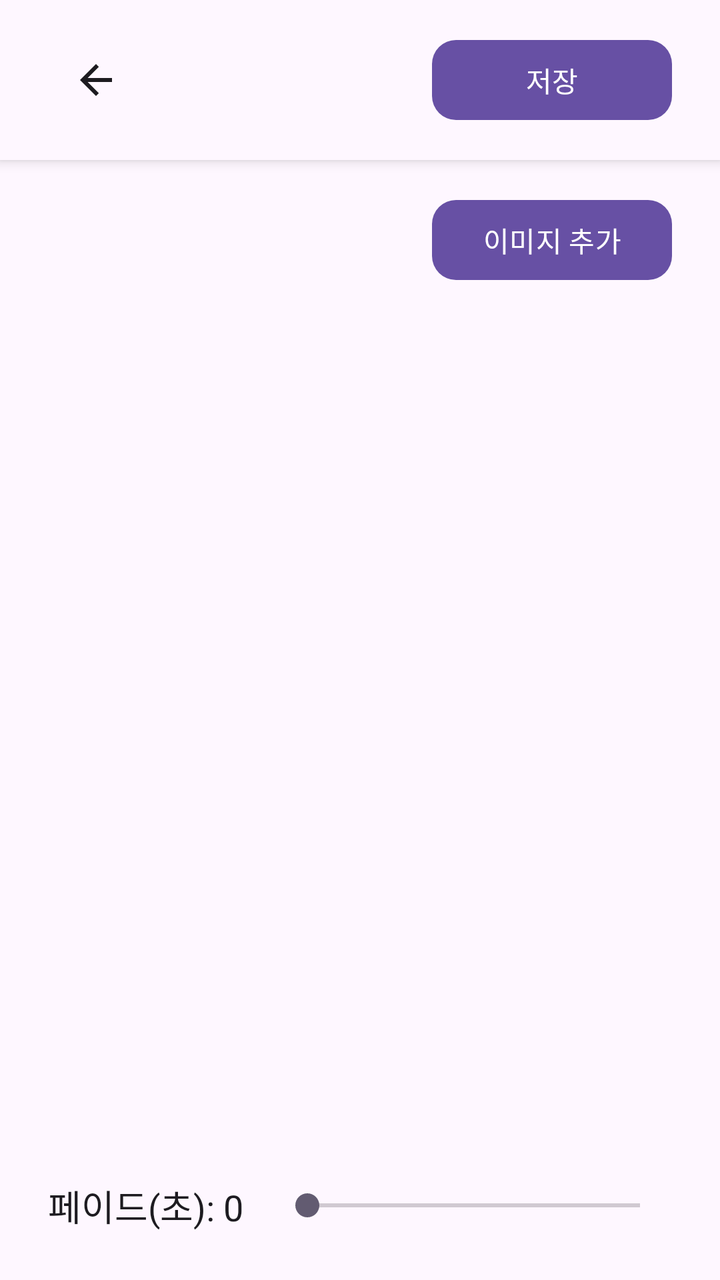
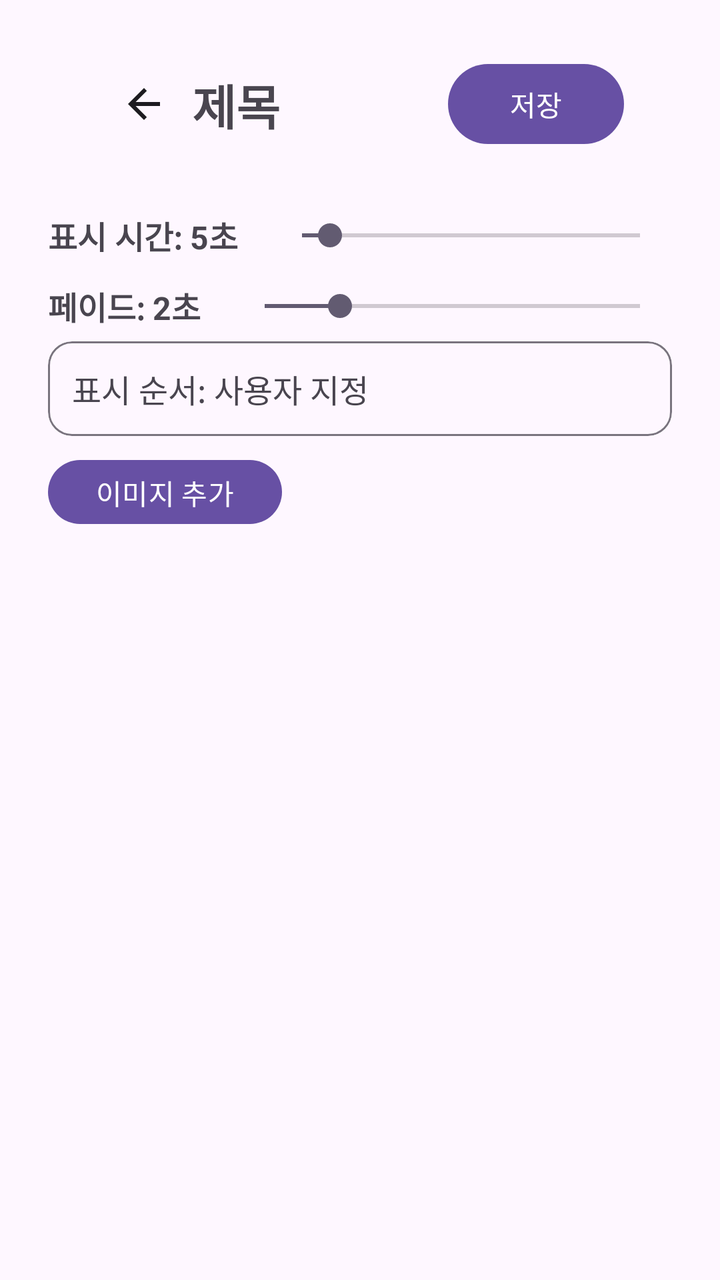

Before-and-after screenshots of an Android layout around one commit, followed by the original layout XML and the change that was made.
<!-- AndroidManifest.xml: application theme Theme.OnFrame -->
<!-- res/layout/fragment_album_settings.xml -->
<?xml version="1.0" encoding="utf-8"?>
<androidx.constraintlayout.widget.ConstraintLayout
    xmlns:android="http://schemas.android.com/apk/res/android"
    xmlns:app="http://schemas.android.com/apk/res-auto"
    android:layout_width="match_parent"
    android:layout_height="match_parent"
    android:background="?attr/colorSurface">

    
    <include
        android:id="@+id/header"
        layout="@layout/include_subpage_header"
        app:layout_constraintTop_toTopOf="parent"
        app:layout_constraintStart_toStartOf="parent"
        app:layout_constraintEnd_toEndOf="parent"/>

    
    <com.google.android.material.button.MaterialButton
        android:id="@+id/btn_add"
        android:layout_width="wrap_content"
        android:layout_height="48dp"
        android:minWidth="120dp"
        android:text="이미지 추가"
        android:textAllCaps="false"
        app:cornerRadius="12dp"
        app:layout_constraintTop_toBottomOf="@id/header"
        app:layout_constraintEnd_toEndOf="parent"
        android:layout_marginTop="16dp"
        android:layout_marginEnd="24dp"/>

    
    <androidx.recyclerview.widget.RecyclerView
        android:id="@+id/rv_images"
        android:layout_width="0dp"
        android:layout_height="0dp"
        android:clipToPadding="false"
        android:paddingStart="24dp"
        android:paddingEnd="24dp"
        android:paddingTop="12dp"
        app:layout_constraintTop_toBottomOf="@id/btn_add"
        app:layout_constraintBottom_toTopOf="@+id/fade_container"
        app:layout_constraintStart_toStartOf="parent"
        app:layout_constraintEnd_toEndOf="parent"/>

    
    <LinearLayout
        android:id="@+id/fade_container"
        android:layout_width="0dp"
        android:layout_height="wrap_content"
        android:orientation="horizontal"
        android:gravity="center_vertical"
        android:paddingStart="24dp"
        android:paddingEnd="24dp"
        android:paddingTop="8dp"
        android:paddingBottom="24dp"
        app:layout_constraintBottom_toBottomOf="parent"
        app:layout_constraintStart_toStartOf="parent"
        app:layout_constraintEnd_toEndOf="parent">

        <TextView
            android:id="@+id/txt_fade"
            android:layout_width="wrap_content"
            android:layout_height="wrap_content"
            android:text="페이드(초): 0"
            android:textSize="18sp"
            android:textColor="?attr/colorOnSurface"/>

        <SeekBar
            android:id="@+id/seek_fade"
            android:layout_width="0dp"
            android:layout_height="wrap_content"
            android:layout_marginStart="16dp"
            android:max="15"
            app:layout_constraintWidth_default="spread"
            android:layout_weight="1"/>
    </LinearLayout>
</androidx.constraintlayout.widget.ConstraintLayout>
<!-- res/layout/include_subpage_header.xml (included above) -->
<?xml version="1.0" encoding="utf-8"?>
<androidx.constraintlayout.widget.ConstraintLayout
    xmlns:android="http://schemas.android.com/apk/res/android"
    xmlns:app="http://schemas.android.com/apk/res-auto"
    android:layout_width="match_parent"
    android:layout_height="@dimen/header_height"
    android:background="?attr/colorSurface"
    android:paddingStart="@dimen/header_padding_horizontal"
    android:paddingEnd="@dimen/header_padding_horizontal"
    android:paddingTop="12dp"
    android:paddingBottom="12dp"
    android:elevation="4dp">

    <ImageButton
        android:id="@+id/btn_back"
        style="?attr/borderlessButtonStyle"
        android:layout_width="48dp"
        android:layout_height="48dp"
        android:background="?attr/selectableItemBackgroundBorderless"
        android:src="@drawable/ic_arrow_back_24"
        android:tint="?attr/colorOnSurface"
        android:contentDescription="뒤로가기"
        app:layout_constraintStart_toStartOf="parent"
        app:layout_constraintTop_toTopOf="parent"
        app:layout_constraintBottom_toBottomOf="parent"/>

    
    <TextView
        android:id="@+id/txt_title"
        android:layout_width="0dp"
        android:layout_height="wrap_content"
        android:text=""
        android:textStyle="bold"
        android:textSize="@dimen/header_title_text_size"
        android:textColor="?attr/colorOnSurface"
        android:maxLines="1"
        android:ellipsize="end"
        android:layout_marginStart="12dp"
        app:layout_constraintStart_toEndOf="@id/btn_back"
        app:layout_constraintEnd_toStartOf="@id/btn_save"
        app:layout_constraintTop_toTopOf="parent"
        app:layout_constraintBottom_toBottomOf="parent"/>

    <com.google.android.material.button.MaterialButton
        android:id="@+id/btn_save"
        android:layout_width="wrap_content"
        android:layout_height="48dp"
        android:minWidth="120dp"
        android:text="저장"
        android:textAllCaps="false"
        app:cornerRadius="12dp"
        app:layout_constraintEnd_toEndOf="parent"
        app:layout_constraintTop_toTopOf="parent"
        app:layout_constraintBottom_toBottomOf="parent"/>
</androidx.constraintlayout.widget.ConstraintLayout>
<!-- resources referenced by this layout -->
<resources>
  <dimen name="header_height">80dp</dimen>
  <dimen name="header_padding_horizontal">24dp</dimen>
  <dimen name="header_title_text_size">26sp</dimen>
  <!-- drawable ic_arrow_back_24 (drawable) -->
  <?xml version="1.0" encoding="utf-8"?>
  <vector xmlns:android="http://schemas.android.com/apk/res/android"
      android:width="24dp" android:height="24dp" android:viewportWidth="24"
      android:viewportHeight="24">
      <path
          android:fillColor="#000"
          android:pathData="M20,11H7.83l5.59-5.59L12,4l-8,8 8,8 1.41-1.41L7.83,13H20v-2z"/>
  </vector>
  <style name="Theme.OnFrame" parent="Theme.Material3.DayNight.NoActionBar">
          
          <item name="android:statusBarColor">@android:color/transparent</item>
          <item name="android:navigationBarColor">@android:color/transparent</item>
  
          
          <item name="android:forceDarkAllowed">false</item>
  
          
          <item name="android:windowLayoutInDisplayCutoutMode">shortEdges</item>
      </style>
</resources>

<!-- the commit's change to res/layout/fragment_album_settings.xml (unified diff, before → after) -->
@@ -2,132 +2,200 @@
 <androidx.constraintlayout.widget.ConstraintLayout
     xmlns:android="http://schemas.android.com/apk/res/android"
     xmlns:app="http://schemas.android.com/apk/res-auto"
+    android:id="@+id/album_root"
     android:layout_width="match_parent"
     android:layout_height="match_parent"
-    android:background="?attr/colorSurface">
+    android:paddingLeft="24dp"
+    android:paddingRight="24dp"
+    android:paddingTop="16dp"
+    android:paddingBottom="16dp">
 
     
     <include
         android:id="@+id/header"
-        layout="@layout/include_subpage_header"
+        layout="@layout/view_sub_header"
         app:layout_constraintTop_toTopOf="parent"
         app:layout_constraintStart_toStartOf="parent"
         app:layout_constraintEnd_toEndOf="parent"/>
 
     
-    <com.google.android.material.button.MaterialButton
-        android:id="@+id/btn_add"
-        android:layout_width="wrap_content"
-        android:layout_height="48dp"
-        android:minWidth="120dp"
-        android:text="이미지 추가"
-        android:textAllCaps="false"
-        app:cornerRadius="12dp"
+    <LinearLayout
+        android:id="@+id/section_controls"
+        android:layout_width="0dp"
+        android:layout_height="wrap_content"
+        android:orientation="vertical"
+        android:paddingTop="12dp"
+        android:paddingBottom="8dp"
         app:layout_constraintTop_toBottomOf="@id/header"
-        app:layout_constraintEnd_toEndOf="parent"
-        android:layout_marginTop="16dp"
-        android:layout_marginEnd="24dp"/>
+        app:layout_constraintStart_toStartOf="parent"
+        app:layout_constraintEnd_toEndOf="parent">
+
+        
+        <LinearLayout
+            android:layout_width="match_parent"
+            android:layout_height="wrap_content"
+            android:gravity="center_vertical"
+            android:orientation="horizontal"
+            android:paddingTop="6dp"
+            android:paddingBottom="6dp">
+
+            <TextView
+                android:id="@+id/txt_show"
+                android:layout_width="wrap_content"
+                android:layout_height="wrap_content"
+                android:text="표시 시간: 5초"
+                android:textSize="16sp"
+                android:textStyle="bold"/>
+
+            <SeekBar
+                android:id="@+id/seek_show"
+                android:layout_width="0dp"
+                android:layout_height="wrap_content"
+                android:layout_marginStart="16dp"
+                android:max="60"
+                android:progress="5"
+                android:layout_weight="1"/>
+        </LinearLayout>
+
+        
+        <LinearLayout
+            android:layout_width="match_parent"
+            android:layout_height="wrap_content"
+            android:gravity="center_vertical"
+            android:orientation="horizontal"
+            android:paddingTop="6dp"
+            android:paddingBottom="6dp">
+
+            <TextView
+                android:id="@+id/txt_fade"
+                android:layout_width="wrap_content"
+                android:layout_height="wrap_content"
+                android:text="페이드: 2초"
+                android:textSize="16sp"
+                android:textStyle="bold"/>
+
+            <SeekBar
+                android:id="@+id/seek_fade"
+                android:layout_width="0dp"
+                android:layout_height="wrap_content"
+                android:layout_marginStart="16dp"
+                android:max="10"
+                android:progress="2"
+                android:layout_weight="1"/>
+        </LinearLayout>
+
+        
+        <com.google.android.material.card.MaterialCardView
+            android:id="@+id/row_shuffle"
+            android:layout_width="match_parent"
+            android:layout_height="wrap_content"
+            android:clickable="true"
+            android:focusable="true"
+            app:cardCornerRadius="12dp"
+            app:cardElevation="0dp"
+            app:strokeWidth="1dp"
+            app:strokeColor="?attr/colorOutline"
+            android:foreground="?attr/selectableItemBackground">
+
+            <LinearLayout
+                android:layout_width="match_parent"
+                android:layout_height="wrap_content"
+                android:orientation="horizontal"
+                android:padding="12dp"
+                android:gravity="center_vertical">
+
+                <TextView
+                    android:id="@+id/txt_shuffle"
+                    android:layout_width="match_parent"
+                    android:layout_height="wrap_content"
+                    android:text="표시 순서: 사용자 지정"
+                    android:textSize="16sp"/>
+            </LinearLayout>
+        </com.google.android.material.card.MaterialCardView>
+
+        
+        <com.google.android.material.button.MaterialButton
+            android:id="@+id/btn_add"
+            style="?attr/materialButtonStyle"
+            android:layout_width="wrap_content"
+            android:layout_height="40dp"
+            android:layout_marginTop="8dp"
+            android:text="이미지 추가" />
+    </LinearLayout>
 
     
     <androidx.recyclerview.widget.RecyclerView
         android:id="@+id/rv_images"
         android:layout_width="0dp"
         android:layout_height="0dp"
-        android:clipToPadding="false"
-        android:paddingStart="24dp"
-        android:paddingEnd="24dp"
-        android:paddingTop="12dp"
-        app:layout_constraintTop_toBottomOf="@id/btn_add"
-        app:layout_constraintBottom_toTopOf="@+id/fade_container"
+        android:overScrollMode="never"
+        app:layout_constraintTop_toBottomOf="@id/section_controls"
+        app:layout_constraintBottom_toBottomOf="parent"
         app:layout_constraintStart_toStartOf="parent"
         app:layout_constraintEnd_toEndOf="parent"/>
 
     
-    <LinearLayout
-        android:id="@+id/fade_container"
-        android:layout_width="0dp"
+    <TextView
+        android:id="@+id/empty_hint"
+        android:layout_width="wrap_content"
         android:layout_height="wrap_content"
-        android:orientation="horizontal"
-        android:gravity="center_vertical"
-        android:paddingStart="24dp"
-        android:paddingEnd="24dp"
-        android:paddingTop="8dp"
-        android:paddingBottom="24dp"
+        android:text="아직 등록된 이미지가 없습니다"
+        android:textSize="16sp"
+        android:alpha="0.6"
+        android:visibility="gone"
+        app:layout_constraintTop_toBottomOf="@id/section_controls"
         app:layout_constraintBottom_toBottomOf="parent"
         app:layout_constraintStart_toStartOf="parent"
-        app:layout_constraintEnd_toEndOf="parent">
-
-        <TextView
-            android:id="@+id/txt_fade"
-            android:layout_width="wrap_content"
-            android:layout_height="wrap_content"
-            android:text="페이드(초): 0"
-            android:textSize="18sp"
-            android:textColor="?attr/colorOnSurface"/>
-
-        <SeekBar
-            android:id="@+id/seek_fade"
-            android:layout_width="0dp"
-            android:layout_height="wrap_content"
-            android:layout_marginStart="16dp"
-            android:max="15"
-            app:layout_constraintWidth_default="spread"
-            android:layout_weight="1"/>
-    </LinearLayout>
+        app:layout_constraintEnd_toEndOf="parent"/>
 </androidx.constraintlayout.widget.ConstraintLayout>
-<!-- res/layout/include_subpage_header.xml (included above) -->
+<!-- res/layout/view_sub_header.xml (included above) -->
 <?xml version="1.0" encoding="utf-8"?>
 <androidx.constraintlayout.widget.ConstraintLayout
     xmlns:android="http://schemas.android.com/apk/res/android"
     xmlns:app="http://schemas.android.com/apk/res-auto"
+    android:id="@+id/sub_header"
     android:layout_width="match_parent"
-    android:layout_height="@dimen/header_height"
-    android:background="?attr/colorSurface"
-    android:paddingStart="@dimen/header_padding_horizontal"
-    android:paddingEnd="@dimen/header_padding_horizontal"
+    android:layout_height="wrap_content"
+    android:paddingStart="24dp"
+    android:paddingEnd="24dp"
     android:paddingTop="12dp"
-    android:paddingBottom="12dp"
-    android:elevation="4dp">
+    android:paddingBottom="12dp">
 
     <ImageButton
         android:id="@+id/btn_back"
-        style="?attr/borderlessButtonStyle"
         android:layout_width="48dp"
         android:layout_height="48dp"
         android:background="?attr/selectableItemBackgroundBorderless"
+        android:contentDescription="뒤로"
         android:src="@drawable/ic_arrow_back_24"
-        android:tint="?attr/colorOnSurface"
-        android:contentDescription="뒤로가기"
+        app:tint="?attr/colorOnBackground"
         app:layout_constraintStart_toStartOf="parent"
         app:layout_constraintTop_toTopOf="parent"
         app:layout_constraintBottom_toBottomOf="parent"/>
 
-    
     <TextView
         android:id="@+id/txt_title"
         android:layout_width="0dp"
         android:layout_height="wrap_content"
-        android:text=""
+        android:text="제목"
+        android:textSize="24sp"
         android:textStyle="bold"
-        android:textSize="@dimen/header_title_text_size"
-        android:textColor="?attr/colorOnSurface"
         android:maxLines="1"
         android:ellipsize="end"
-        android:layout_marginStart="12dp"
         app:layout_constraintStart_toEndOf="@id/btn_back"
         app:layout_constraintEnd_toStartOf="@id/btn_save"
-        app:layout_constraintTop_toTopOf="parent"
-        app:layout_constraintBottom_toBottomOf="parent"/>
+        app:layout_constraintTop_toTopOf="@id/btn_back"
+        app:layout_constraintBottom_toBottomOf="@id/btn_back"/>
 
     <com.google.android.material.button.MaterialButton
         android:id="@+id/btn_save"
+        style="?attr/materialButtonStyle"
         android:layout_width="wrap_content"
-        android:layout_height="48dp"
-        android:minWidth="120dp"
+        android:layout_height="40dp"
         android:text="저장"
-        android:textAllCaps="false"
-        app:cornerRadius="12dp"
+        android:insetTop="0dp"
+        android:insetBottom="0dp"
         app:layout_constraintEnd_toEndOf="parent"
-        app:layout_constraintTop_toTopOf="parent"
-        app:layout_constraintBottom_toBottomOf="parent"/>
+        app:layout_constraintTop_toTopOf="@+id/btn_back"
+        app:layout_constraintBottom_toBottomOf="@+id/btn_back"/>
 </androidx.constraintlayout.widget.ConstraintLayout>
<!-- resource entries referenced after the edit -->
@@ -1,8 +1,5 @@
 <!-- resources referenced by this layout -->
 <resources>
-  <dimen name="header_height">80dp</dimen>
-  <dimen name="header_padding_horizontal">24dp</dimen>
-  <dimen name="header_title_text_size">26sp</dimen>
   <!-- drawable ic_arrow_back_24 (drawable) -->
   <?xml version="1.0" encoding="utf-8"?>
   <vector xmlns:android="http://schemas.android.com/apk/res/android"
